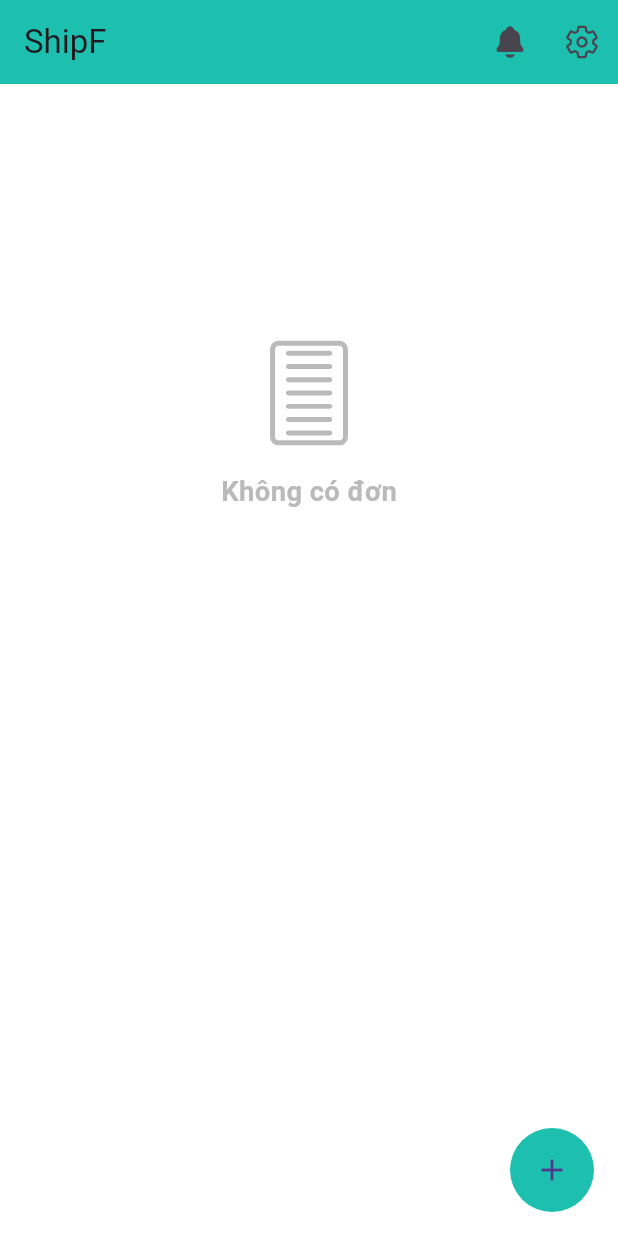
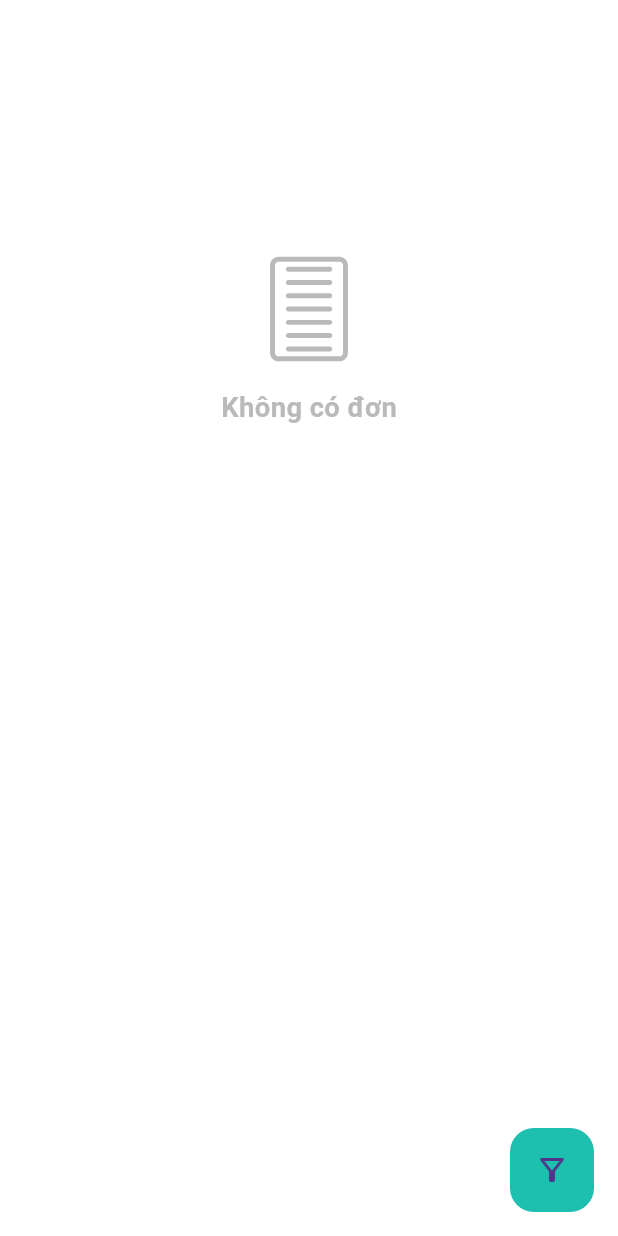
Before and after one commit to Hatunavu/shipf, a Flutter app: the PostScreen screen opened by its route, on a phone screen of 412 x 824 dp. Run offline on Flutter 3.47's test engine with Material 3 defaults, Android fonts, the light colour scheme and no system bars; drawn by our look-alikes of flutter_speed_dial; our stand-ins replace auto_route, bloc, bot_toast, cached_network_image, carousel_slider, dio and 18 more; missing offline and left inert: cached_network_image_platform_interface, flutter_timer_countdown; accounts and stored records are empty; generated files the repository leaves out were written again; network calls fail; project files that could hold a hidden picture were left out.

Commit message:
find goods in shipper role

```diff
--- a/lib/ui/screen/shipper/post/post_screen.dart
+++ b/lib/ui/screen/shipper/post/post_screen.dart
@@ -5,8 +5,9 @@ import 'package:flutter/material.dart';
 import 'package:flutter_bloc/flutter_bloc.dart';
 import 'package:flutter_screenutil/flutter_screenutil.dart';
 import 'package:flutter_speed_dial/flutter_speed_dial.dart';
-import 'package:flutter_vector_icons/flutter_vector_icons.dart';
+import 'package:shipf/enums/enum_role.dart';
 import 'package:shipf/foundation/app_path.dart';
+import 'package:shipf/ui/app_cubit.dart';
 import 'package:shipf/ui/router/router.gr.dart';
 import 'package:shipf/ui/screen/shipper/home_shipper/widget/order_shimmer.dart';
 import 'package:shipf/ui/screen/shipper/post/cubit/post_cubit.dart';
@@ -25,6 +26,8 @@ class PostScreen extends StatelessWidget {
 
   @override
   Widget build(BuildContext context) {
+    RoleType? role = context.read<AppCubit>().state.role;
+
     return BlocProvider(
       create: (context) => PostCubit()..getPosts(),
       child: BlocConsumer<PostCubit, PostState>(
@@ -33,26 +36,23 @@ class PostScreen extends StatelessWidget {
           postCubit = context.read<PostCubit>();
           return Scaffold(
             backgroundColor: Colors.white,
-            appBar: AppBar(
+            floatingActionButton: role != RoleType.customer
+                ? FloatingActionButton(
+                    elevation: 0,
                     backgroundColor: primaryColor,
-              elevation: 0,
-              actions: [
-                IconButton(
-                    onPressed: () {
-                      context.router.push(NotificationPage());
+                    child: const Icon(Icons.filter_alt_outlined),
+                    onPressed: () => context.router.push(SearchPostPage(
+                          tonnage: state.tonnageSearch,
+                          provinces: state.provincesSearch,
+                          provincesDelivery: state.provincesDeliverySearch,
+                          callBack: ({provinces, provincesDelivery, tonnage}) {
+                            postCubit.getPosts(
+                                provinces: provinces ?? [],
+                                provincesDelivery: provincesDelivery ?? [],
+                                tonnage: tonnage);
                           },
-                    icon: const Icon(Ionicons.notifications)),
-                IconButton(
-                    onPressed: () {
-                      context.router.push(SettingPage());
-                    },
-                    icon: const Icon(Ionicons.settings_outline))
-              ],
-              title: const Text('ShipF'),
-              centerTitle: false,
-              automaticallyImplyLeading: false,
-            ),
-            floatingActionButton: SpeedDial(
+                        )))
+                : SpeedDial(
                     elevation: 0,
                     backgroundColor: primaryColor,
                     activeIcon: Icons.close,
@@ -62,8 +62,8 @@ class PostScreen extends StatelessWidget {
                           elevation: 0,
                           label: 'Tìm xe',
                           labelBackgroundColor: primaryColor,
-                    labelStyle:
-                        primarySubTitleStyle.copyWith(color: Colors.white),
+                          labelStyle: primarySubTitleStyle.copyWith(
+                              color: Colors.white),
                           child: const Icon(
                             Icons.edit_outlined,
                             color: Colors.white,
@@ -80,8 +80,8 @@ class PostScreen extends StatelessWidget {
                           elevation: 0,
                           label: 'Lọc đơn',
                           labelBackgroundColor: primaryColor,
-                    labelStyle:
-                        primarySubTitleStyle.copyWith(color: Colors.white),
+                          labelStyle: primarySubTitleStyle.copyWith(
+                              color: Colors.white),
                           child: const Icon(
                             Icons.filter_alt_outlined,
                             color: Colors.white,
@@ -91,7 +91,8 @@ class PostScreen extends StatelessWidget {
                               tonnage: state.tonnageSearch,
                               provinces: state.provincesSearch,
                               provincesDelivery: state.provincesDeliverySearch,
-                        callBack: ({provinces, provincesDelivery, tonnage}) {
+                              callBack: (
+                                  {provinces, provincesDelivery, tonnage}) {
                                 postCubit.getPosts(
                                     provinces: provinces ?? [],
                                     provincesDelivery: provincesDelivery ?? [],
```
Also changed, not shown: lib/ui/screen/main/main_screen.dart (+8 -8 lines), lib/ui/screen/main/setting/setting_screen.dart (+17 -3 lines). Lines whose indentation alone changed are shown as unchanged.
